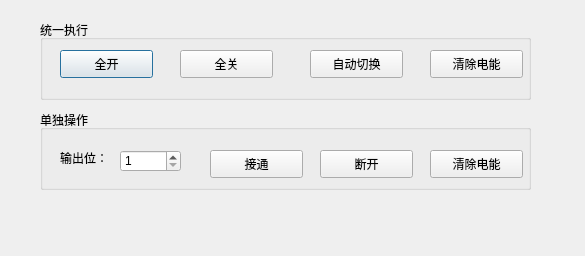
Old version of the form PDU-CalibrateTool/home/home_debugdlg.ui in the repository ChinaClever/PDU-CalibrateTool.
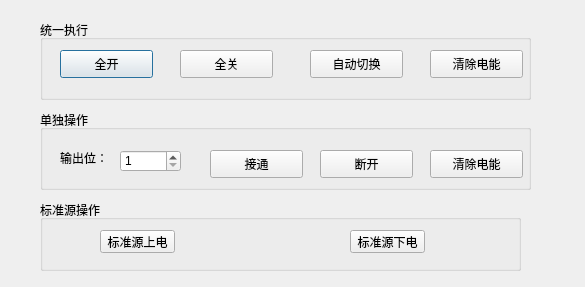
New version of the form.

The edit to the form file:
```diff
--- a/PDU-CalibrateTool/home/home_debugdlg.ui
+++ b/PDU-CalibrateTool/home/home_debugdlg.ui
@@ -7,7 +7,7 @@
     <x>0</x>
     <y>0</y>
     <width>585</width>
-    <height>256</height>
+    <height>287</height>
    </rect>
   </property>
   <property name="windowTitle">
@@ -159,6 +159,45 @@
     </property>
    </widget>
   </widget>
+  <widget class="QGroupBox" name="groupBox_3">
+   <property name="geometry">
+    <rect>
+     <x>40</x>
+     <y>200</y>
+     <width>481</width>
+     <height>71</height>
+    </rect>
+   </property>
+   <property name="title">
+    <string>标准源操作</string>
+   </property>
+   <widget class="QPushButton" name="onBtn">
+    <property name="geometry">
+     <rect>
+      <x>60</x>
+      <y>30</y>
+      <width>75</width>
+      <height>23</height>
+     </rect>
+    </property>
+    <property name="text">
+     <string>标准源上电</string>
+    </property>
+   </widget>
+   <widget class="QPushButton" name="downBtn">
+    <property name="geometry">
+     <rect>
+      <x>310</x>
+      <y>30</y>
+      <width>75</width>
+      <height>23</height>
+     </rect>
+    </property>
+    <property name="text">
+     <string>标准源下电</string>
+    </property>
+   </widget>
+  </widget>
  </widget>
  <resources/>
  <connections/>
```
